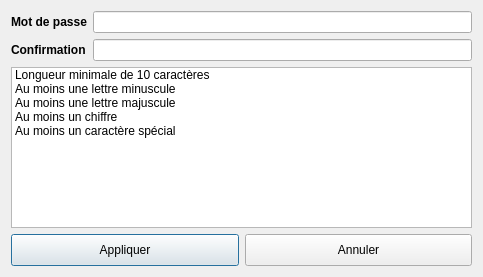
Qt form client/src/dialogs/PasswordStrengthDialog.ui (introlab/openteraplus) before a commit.
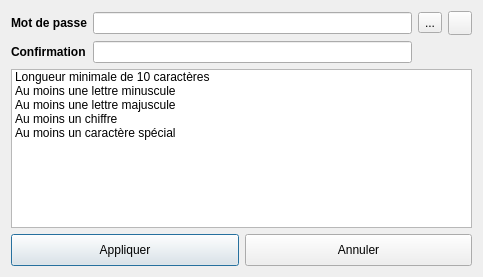
The same form after that commit. Icons and pictures are not drawn.

The edit to the form file:
```diff
--- a/client/src/dialogs/PasswordStrengthDialog.ui
+++ b/client/src/dialogs/PasswordStrengthDialog.ui
@@ -33,7 +33,6 @@
       <widget class="QLabel" name="lblPassword">
        <property name="font">
         <font>
-         <weight>75</weight>
          <bold>true</bold>
         </font>
        </property>
@@ -46,7 +45,6 @@
       <widget class="QLabel" name="lblPasswordConf">
        <property name="font">
         <font>
-         <weight>75</weight>
          <bold>true</bold>
         </font>
        </property>
@@ -55,6 +53,29 @@
        </property>
       </widget>
      </item>
+     <item row="0" column="3">
+      <widget class="QToolButton" name="btnGeneratePassword">
+       <property name="minimumSize">
+        <size>
+         <width>24</width>
+         <height>24</height>
+        </size>
+       </property>
+       <property name="cursor">
+        <cursorShape>PointingHandCursor</cursorShape>
+       </property>
+       <property name="toolTip">
+        <string>Générer mot de passe</string>
+       </property>
+       <property name="text">
+        <string/>
+       </property>
+       <property name="icon">
+        <iconset resource="../../resources/TeraClient.qrc">
+         <normaloff>:/icons/random.png</normaloff>:/icons/random.png</iconset>
+       </property>
+      </widget>
+     </item>
      <item row="1" column="1">
       <widget class="QLineEdit" name="txtPasswordConf">
        <property name="echoMode">
@@ -62,6 +83,23 @@
        </property>
       </widget>
      </item>
+     <item row="0" column="2">
+      <widget class="QToolButton" name="btnViewPassword">
+       <property name="cursor">
+        <cursorShape>PointingHandCursor</cursorShape>
+       </property>
+       <property name="text">
+        <string>...</string>
+       </property>
+       <property name="icon">
+        <iconset resource="../../resources/TeraClient.qrc">
+         <normaloff>:/icons/view_on.png</normaloff>:/icons/view_on.png</iconset>
+       </property>
+       <property name="checkable">
+        <bool>true</bool>
+       </property>
+      </widget>
+     </item>
     </layout>
    </item>
    <item>
```
